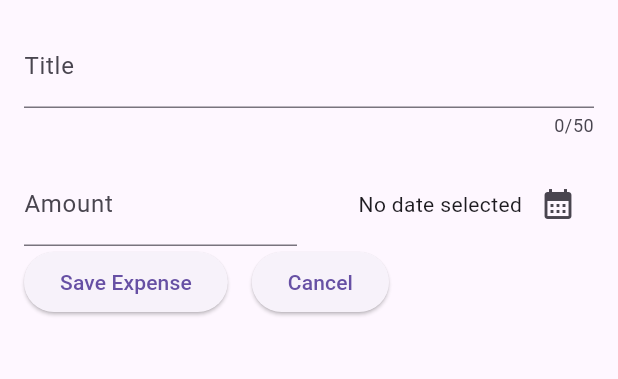
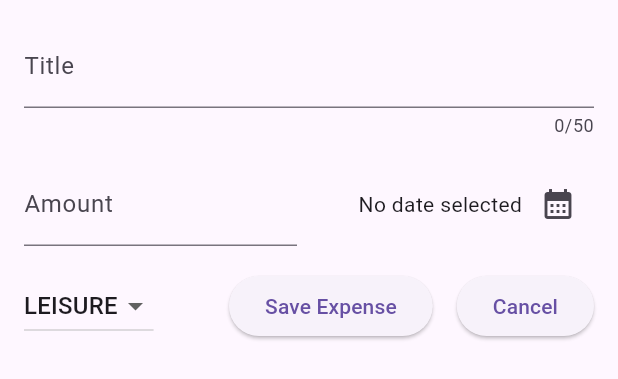
Before and after one commit to AmmarSultanDev/expense_tracker, a Flutter app: the NewExpense widget shown alone on an empty page, opened directly, on a phone screen of 412 x 824 dp. Shown: the top 379 px of the screen. Run offline on Flutter 3.47's test engine with Material 3 defaults, Android fonts, the phone set to English and light mode, and no system bars.

Commit message:
feat: Update NewExpense widget to use Category dropdown for selecting expense category
This commit updates the NewExpense widget to include a Category dropdown for selecting the expense category. The `_selectedCategory` variable is introduced to store the selected category, and the dropdown button is added to the widget's UI. The dropdown button's value is set to `_selectedCategory`, and the available categories are mapped to dropdown menu items. When a category is selected, the `_selectedCategory` is updated accordingly. This enhancement improves the functionality of the NewExpense widget by allowing users to specify the category of their expenses.

```diff
--- a/lib/widgets/new_expense.dart
+++ b/lib/widgets/new_expense.dart
@@ -12,6 +12,7 @@ class _NewExpenseState extends State<NewExpense> {
   final _titleController = TextEditingController();
   final _amountController = TextEditingController();
   DateTime? _selectedDate;
+  Category _selectedCategory = Category.leisure;
 
   void _presentDatePicker() async {
     final now = DateTime.now();
@@ -52,7 +53,7 @@ class _NewExpenseState extends State<NewExpense> {
                 child: TextField(
                   controller: _amountController,
                   decoration: const InputDecoration(
-                      prefixText: '\$', labelText: 'Amount'),
+                      prefixText: '\$ ', labelText: 'Amount'),
                   keyboardType:
                       const TextInputType.numberWithOptions(decimal: true),
                 ),
@@ -76,8 +77,30 @@ class _NewExpenseState extends State<NewExpense> {
               ))
             ],
           ),
+          const SizedBox(height: 16),
           Row(
             children: [
+              DropdownButton(
+                  value: _selectedCategory,
+                  items: Category.values
+                      .map(
+                        (category) => DropdownMenuItem(
+                          value: category,
+                          child: Text(
+                            category.name.toUpperCase(),
+                          ),
+                        ),
+                      )
+                      .toList(),
+                  onChanged: (value) {
+                    if (value == null) {
+                      return;
+                    }
+                    setState(() {
+                      _selectedCategory = value;
+                    });
+                  }),
+              const Spacer(),
               ElevatedButton(
                   onPressed: () {
                     print(_titleController.text);
```
